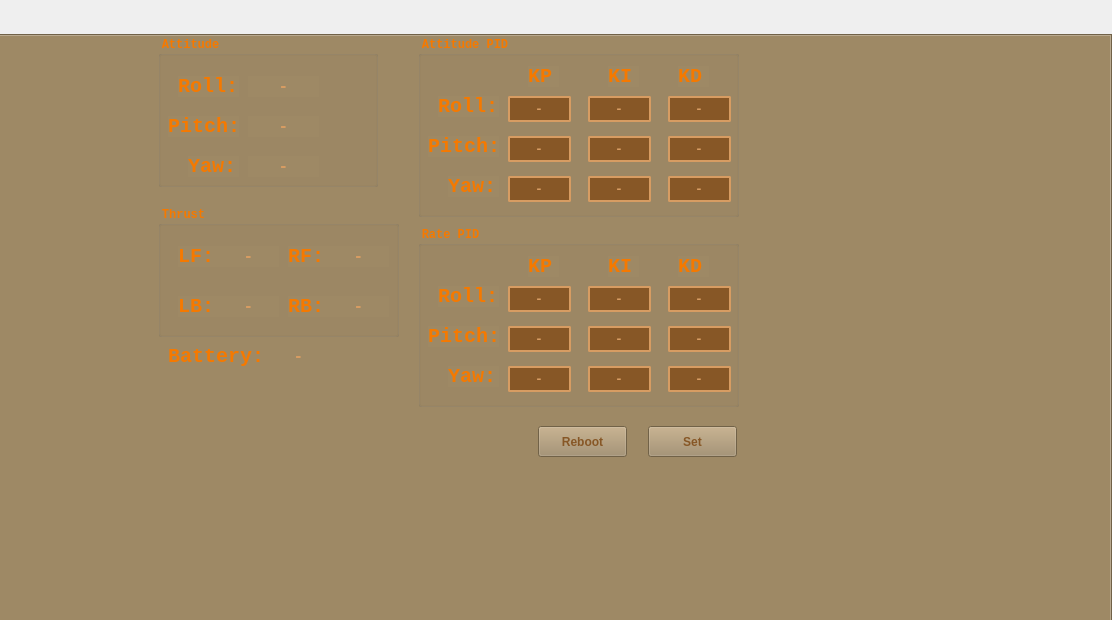
The window that GroundStation/mainwindow.ui (iron-kang/Qt) describes before a commit, drawn with Qt 5; both pictures show x 254 to 1366 and y 0 to 620 of the 1366 by 768 pixel window.
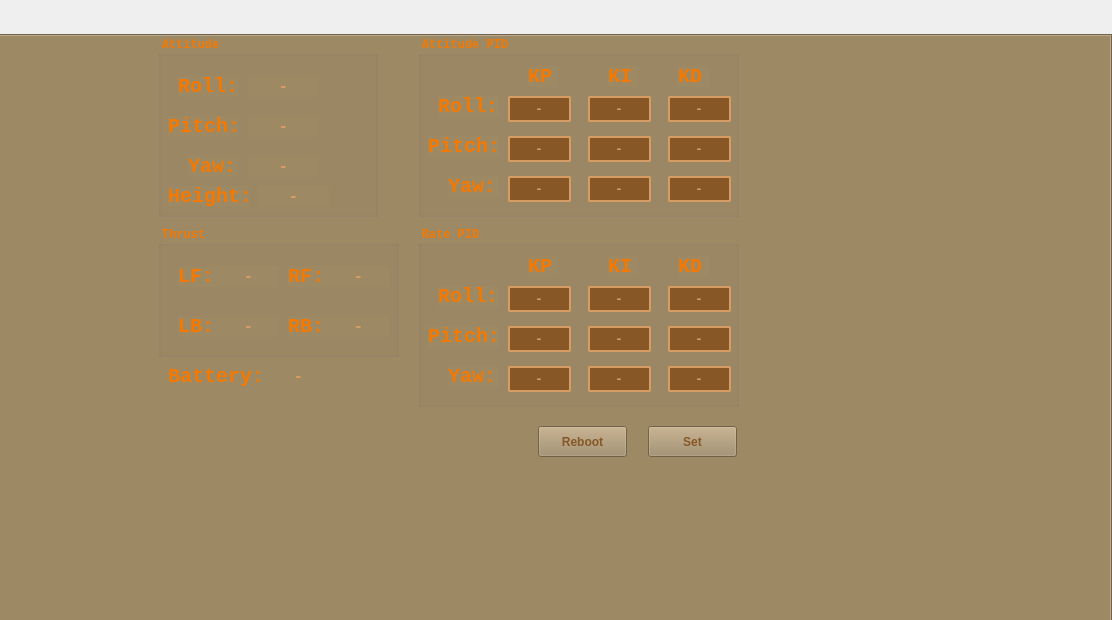
The same window after the commit. The open tabs and pages were chosen to show the change. Icons and pictures are not drawn. Custom widgets are drawn as their Qt base class.

```diff
--- a/GroundStation/mainwindow.ui
+++ b/GroundStation/mainwindow.ui
@@ -521,7 +521,7 @@
       <property name="geometry">
        <rect>
         <x>410</x>
-        <y>170</y>
+        <y>190</y>
         <width>241</width>
         <height>131</height>
        </rect>
@@ -750,7 +750,7 @@
         <x>410</x>
         <y>0</y>
         <width>220</width>
-        <height>151</height>
+        <height>181</height>
        </rect>
       </property>
       <property name="font">
@@ -920,12 +920,63 @@
         <set>Qt::AlignCenter</set>
        </property>
       </widget>
+      <widget class="QLabel" name="label_height">
+       <property name="geometry">
+        <rect>
+         <x>10</x>
+         <y>150</y>
+         <width>81</width>
+         <height>21</height>
+        </rect>
+       </property>
+       <property name="font">
+        <font>
+         <family>Monospace</family>
+         <pointsize>15</pointsize>
+         <weight>75</weight>
+         <bold>true</bold>
+        </font>
+       </property>
+       <property name="styleSheet">
+        <string notr="true">color:rgb(245, 121, 0)</string>
+       </property>
+       <property name="text">
+        <string>Height:</string>
+       </property>
+      </widget>
+      <widget class="QLabel" name="val_height">
+       <property name="geometry">
+        <rect>
+         <x>100</x>
+         <y>150</y>
+         <width>71</width>
+         <height>21</height>
+        </rect>
+       </property>
+       <property name="font">
+        <font>
+         <family>Monospace</family>
+         <pointsize>12</pointsize>
+         <weight>75</weight>
+         <bold>true</bold>
+        </font>
+       </property>
+       <property name="styleSheet">
+        <string notr="true">color:rgb(215, 156, 98);</string>
+       </property>
+       <property name="text">
+        <string>-</string>
+       </property>
+       <property name="alignment">
+        <set>Qt::AlignCenter</set>
+       </property>
+      </widget>
      </widget>
      <widget class="QWidget" name="chart_roll" native="true">
       <property name="geometry">
        <rect>
         <x>1016</x>
-        <y>0</y>
+        <y>-20</y>
         <width>350</width>
         <height>250</height>
        </rect>
@@ -942,7 +993,7 @@
       <property name="geometry">
        <rect>
         <x>1016</x>
-        <y>250</y>
+        <y>220</y>
         <width>350</width>
         <height>250</height>
        </rect>
@@ -1930,7 +1981,7 @@
       <property name="geometry">
        <rect>
         <x>420</x>
-        <y>310</y>
+        <y>330</y>
         <width>101</width>
         <height>21</height>
        </rect>
@@ -1954,7 +2005,7 @@
       <property name="geometry">
        <rect>
         <x>520</x>
-        <y>310</y>
+        <y>330</y>
         <width>61</width>
         <height>21</height>
        </rect>
```
Left out of the diff: 12 changed lines with no effect on the pictures.
